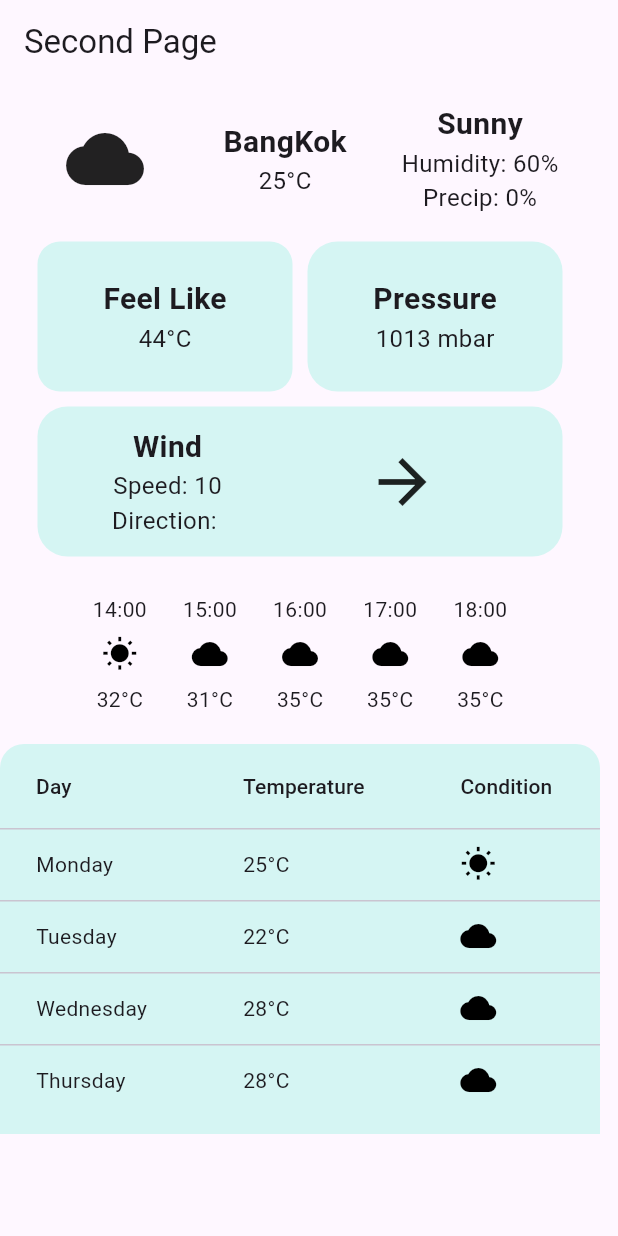
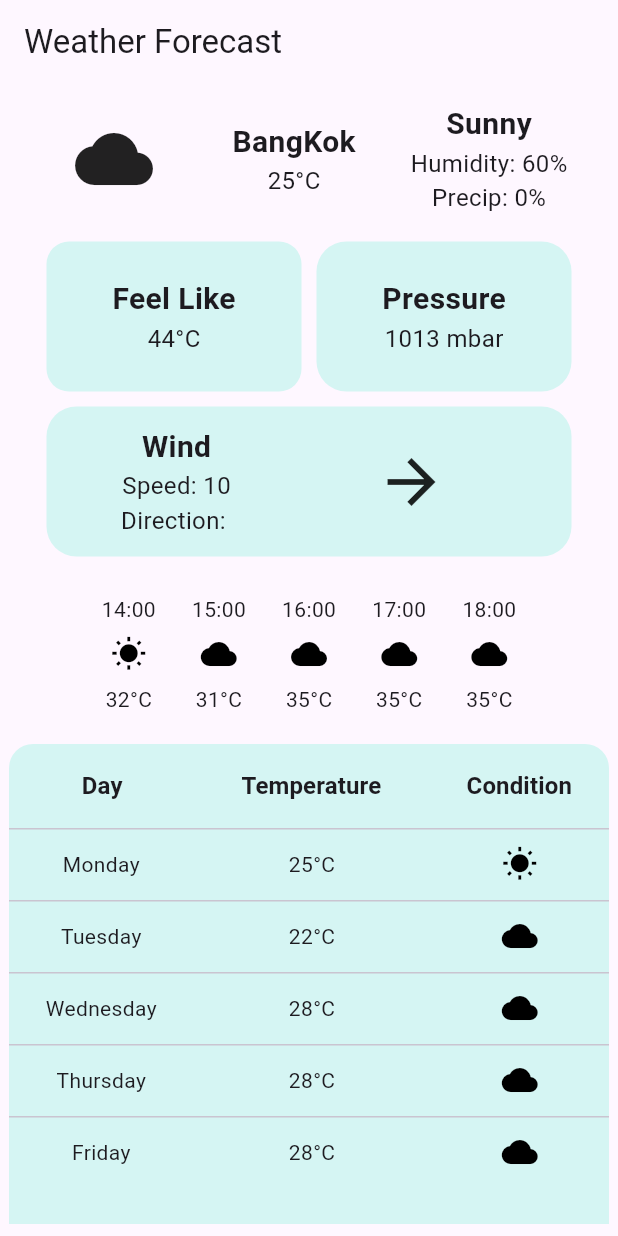
Before and after one commit to tawan-chaidee/ITCS424-GeoTask, a Flutter app: the screen it shows after launch, on a phone screen of 412 x 824 dp. Run offline on Flutter 3.47's test engine with Material 3 defaults, Android fonts, the phone set to English and light mode, and no system bars.

Commit message:
Change layout

```diff
--- a/lib/page/weather_page.dart
+++ b/lib/page/weather_page.dart
@@ -36,6 +36,11 @@ class WeatherPage extends StatelessWidget {
         temperature: '28°C',
         condition: 'Partly Cloudy',
         icon: Icons.wb_cloudy),
+    WeatherDay(
+        day: 'Friday',
+        temperature: '28°C',
+        condition: 'Partly Cloudy',
+        icon: Icons.wb_cloudy),
   ];
 
   // Mock data for tempory use
@@ -56,16 +61,22 @@ class WeatherPage extends StatelessWidget {
   Widget build(BuildContext context) {
     return Scaffold(
       appBar: AppBar(
-        title: const Text('Second Page'),
+        title: const Text('Weather Forecast'),
       ),
-      body: Column(
+      body: Align(
+        alignment: Alignment.topCenter,
+        child: SingleChildScrollView(
+          child: Column(
+            mainAxisAlignment:
+                MainAxisAlignment.center, // Center everything vertically
+            crossAxisAlignment:
+                CrossAxisAlignment.center, // Center everything horizontally
             children: [
               //Top weather banner
               weatherBanner(),
               Container(
                 width: 400,
                 height: 220,
-            // color: const Color.fromARGB(255, 225, 255, 0),
                 child: Center(
                   child: Wrap(
                     alignment: WrapAlignment.center,
@@ -85,7 +96,8 @@ class WeatherPage extends StatelessWidget {
                           color: themeBlueGreen,
                           borderRadius: 20.0,
                           title: 'Pressure',
-                      subtitle1: "${todayWeather.pressure.toString()} mbar"),
+                          subtitle1:
+                              "${todayWeather.pressure.toString()} mbar"),
                       _weatherBox(
                         350,
                         100,
@@ -101,7 +113,8 @@ class WeatherPage extends StatelessWidget {
                               100,
                               borderRadius: 0,
                               title: "Wind",
-                          subtitle1: 'Speed: ${todayWeather.wind.windSpeed}',
+                              subtitle1:
+                                  'Speed: ${todayWeather.wind.windSpeed}',
                               subtitle2: 'Direction: ',
                             ),
                             _weatherBox(
@@ -110,7 +123,7 @@ class WeatherPage extends StatelessWidget {
                               borderRadius: 0,
                               title: '',
                               subtitle1: '',
-                          //Arrow Direction to be implement later
+                              //Arrow Direction to be implemented later
                               customChild: const Icon(
                                 Icons.arrow_forward,
                                 size: 48,
@@ -131,7 +144,7 @@ class WeatherPage extends StatelessWidget {
               ),
               //Very bottom day weather Table part
               Container(
-            height: 260,
+                height: 320,
                 width: 400,
                 decoration: const BoxDecoration(
                   color: themeBlueGreen,
@@ -143,6 +156,8 @@ class WeatherPage extends StatelessWidget {
                 child: _weatherTable(mockDayWeatherList),
               )
             ],
+          ),
+        ),
       ),
     );
   }
@@ -241,20 +256,60 @@ class WeatherPage extends StatelessWidget {
 
   Widget _weatherTable(List<WeatherDay> weatherData) {
     return DataTable(
-      columns: [
-        const DataColumn(label: Text('Day')),
-        const DataColumn(label: Text('Temperature')),
-        const DataColumn(label: Text('Condition')),
+      columns: const [
+        DataColumn(
+          label: Center(
+            child: Text(
+              '      Day', //This won't center for some reason
+              style: TextStyle(fontSize: 16.0, fontWeight: FontWeight.bold),
+            ),
+          ),
+        ),
+        DataColumn(
+          label: Center(
+            child: Text(
+              'Temperature',
+              style: TextStyle(fontSize: 16.0, fontWeight: FontWeight.bold),
+            ),
+          ),
+        ),
+        DataColumn(
+          label: Center(
+            child: Text(
+              'Condition',
+              style: TextStyle(fontSize: 16.0, fontWeight: FontWeight.bold),
+            ),
+          ),
+        ),
       ],
       rows: weatherData
           .map(
             (data) => DataRow(
               cells: [
-                DataCell(Text(data.day)),
-                DataCell(Text(data.temperature)),
                 DataCell(
-                  Icon(data.icon,
-                      color: const Color.fromARGB(255, 0, 0, 0), size: 24.0),
+                  Center(
+                    child: Text(
+                      data.day,
+                      style: const TextStyle(fontSize: 14.0),
+                    ),
+                  ),
+                ),
+                DataCell(
+                  Center(
+                    child: Text(
+                      data.temperature,
+                      style: const TextStyle(fontSize: 14.0),
+                    ),
+                  ),
+                ),
+                DataCell(
+                  Center(
+                    child: Icon(
+                      data.icon,
+                      color: const Color.fromARGB(255, 0, 0, 0),
+                      size: 24.0,
+                    ),
+                  ),
                 ),
               ],
             ),
```
Lines whose indentation alone changed are shown as unchanged.
